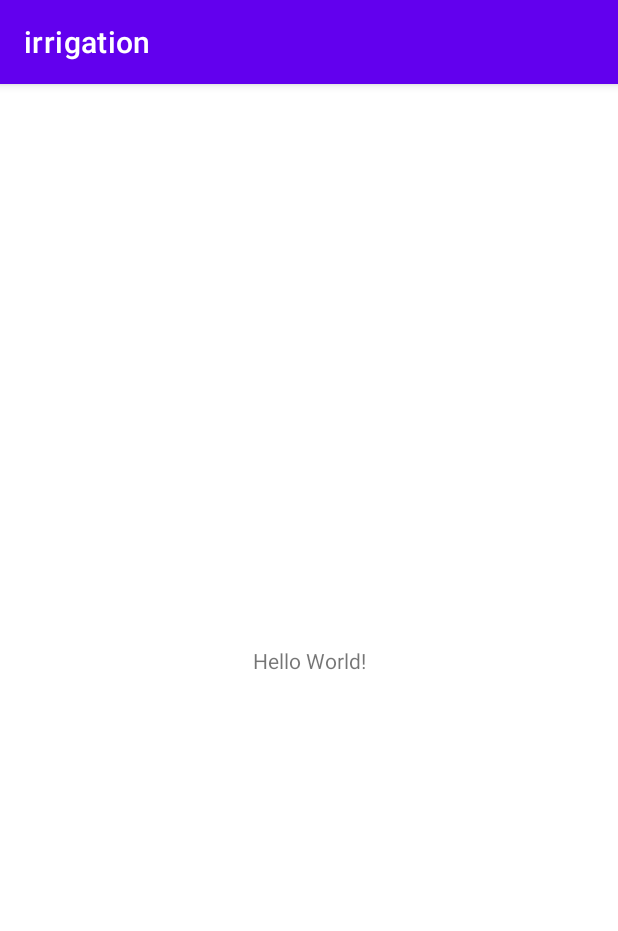
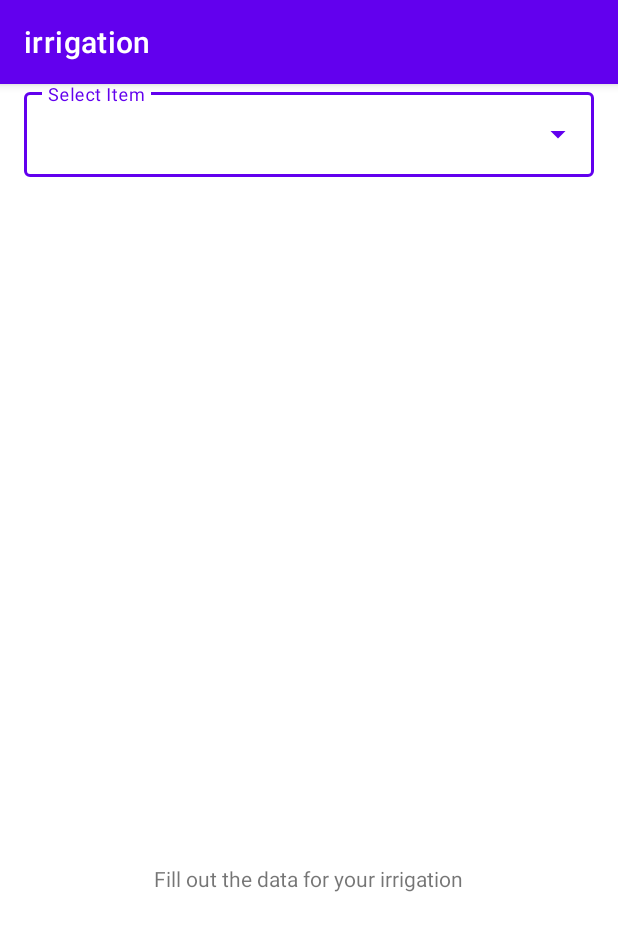
Before and after one commit to aniabtr/iot-project, an Android app: the screen it shows after launch (MainActivity), on a phone screen of 412 x 824 dp. Shown: the top 931 px of the screen. Run offline under Robolectric (Android 15) with nearby library versions, the light colour scheme and no system bars.

Commit message:
First dropdown menu

```diff
--- a/app/build.gradle
+++ b/app/build.gradle
@@ -4,7 +4,7 @@ plugins {
 
 android {
     namespace 'com.example.irrigation'
-    compileSdk 32
+    compileSdk 34
 
     defaultConfig {
         applicationId "com.example.irrigation"
--- a/app/src/main/java/com/example/irrigation/MainActivity.java
+++ b/app/src/main/java/com/example/irrigation/MainActivity.java
@@ -3,13 +3,36 @@ package com.example.irrigation;
 import androidx.appcompat.app.AppCompatActivity;
 
 import android.os.Bundle;
+import android.view.View;
+import android.widget.AdapterView;
+import android.widget.ArrayAdapter;
+import android.widget.AutoCompleteTextView;
+import android.widget.Toast;
 
 public class MainActivity extends AppCompatActivity {
-//test
-    // test 2
+
+    String [] crops = {"Potatoes", "Carrots", "Onions", "Peas"};
+
+    AutoCompleteTextView autoCompleteTextViewCrops;
+
+    ArrayAdapter<String> adapterCrops;
+
     @Override
     protected void onCreate(Bundle savedInstanceState) {
         super.onCreate(savedInstanceState);
         setContentView(R.layout.activity_main);
+
+        autoCompleteTextViewCrops = findViewById(R.id.auto_complete_txt);
+        adapterCrops = new ArrayAdapter<String>(this, R.layout.list_crops, crops);
+
+        autoCompleteTextViewCrops.setAdapter(adapterCrops);
+
+        autoCompleteTextViewCrops.setOnItemClickListener(new AdapterView.OnItemClickListener() {
+            @Override
+            public void onItemClick(AdapterView<?> adapterView, View view, int i, long l) {
+                String item = adapterView.getItemAtPosition(i).toString();
+                Toast.makeText(MainActivity.this, "Item: " + item, Toast.LENGTH_SHORT).show();
+            }
+        });
     }
 }
--- a/app/src/main/res/layout/activity_main.xml
+++ b/app/src/main/res/layout/activity_main.xml
@@ -9,10 +9,27 @@
     <TextView
         android:layout_width="wrap_content"
         android:layout_height="wrap_content"
-        android:text="Hello World!"
+        android:text="Fill out the data for your irrigation"
         app:layout_constraintBottom_toBottomOf="parent"
         app:layout_constraintEnd_toEndOf="parent"
+        app:layout_constraintHorizontal_bias="0.497"
         app:layout_constraintStart_toStartOf="parent"
-        app:layout_constraintTop_toTopOf="parent" />
+        app:layout_constraintTop_toTopOf="parent"
+        app:layout_constraintVertical_bias="0.695" />
+
+    <com.google.android.material.textfield.TextInputLayout
+        android:layout_width="match_parent"
+        android:layout_height="wrap_content"
+        android:layout_margin="16dp"
+        android:hint="@string/select"
+        style="@style/Widget.MaterialComponents.TextInputLayout.OutlinedBox.ExposedDropdownMenu">
+
+        <AutoCompleteTextView
+            android:id="@+id/auto_complete_txt"
+            android:layout_width="match_parent"
+            android:layout_height="wrap_content"
+            android:inputType="none"/>
+
+    </com.google.android.material.textfield.TextInputLayout>
 
 </androidx.constraintlayout.widget.ConstraintLayout>
--- a/app/src/main/res/values/strings.xml
+++ b/app/src/main/res/values/strings.xml
@@ -1,3 +1,4 @@
 <resources>
     <string name="app_name">irrigation</string>
+    <string name="select">Select Item</string>
 </resources>
```
Also changed, not shown: app/src/main/res/layout/list_crops.xml (added, +10 -0 lines).
